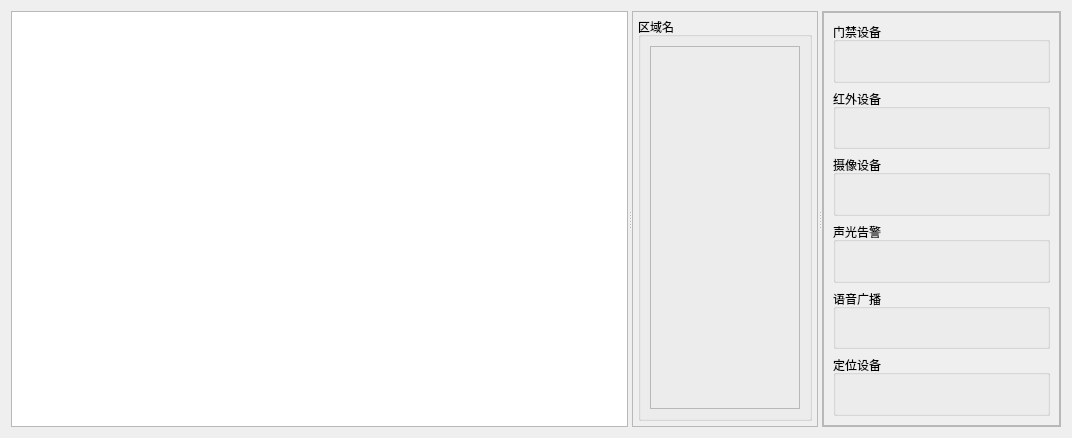
Old version of the form servicemanage.ui in the repository YongGuangLi/DeviceManage.
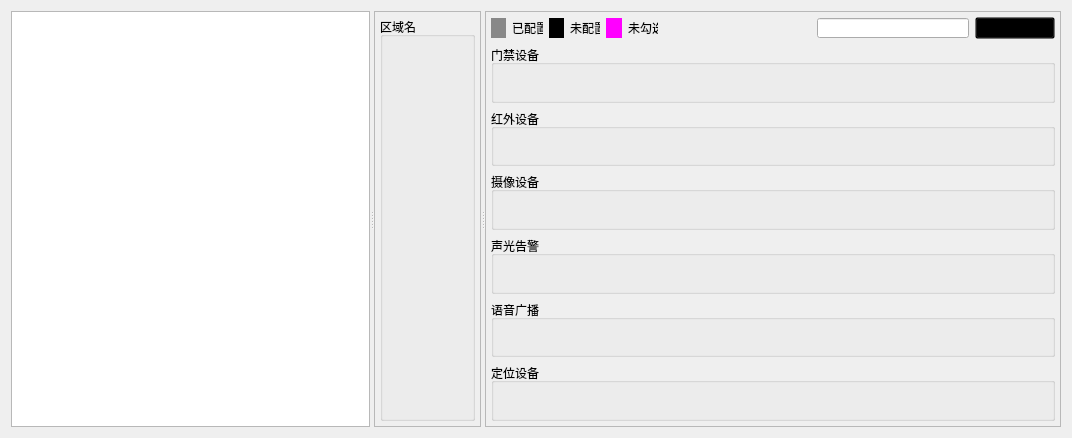
New version of the form. Icons and pictures are not drawn.

```diff
--- a/servicemanage.ui
+++ b/servicemanage.ui
@@ -22,7 +22,7 @@
   <property name="styleSheet">
    <string notr="true"/>
   </property>
-  <layout class="QGridLayout" name="gridLayout_3">
+  <layout class="QGridLayout" name="gridLayout_2">
    <item row="0" column="0">
     <widget class="QSplitter" name="splitter">
      <property name="orientation">
@@ -48,7 +48,7 @@
         <rect>
          <x>0</x>
          <y>0</y>
-         <width>173</width>
+         <width>106</width>
          <height>418</height>
         </rect>
        </property>
@@ -61,22 +61,6 @@
           <property name="title">
            <string>区域名</string>
           </property>
-          <layout class="QGridLayout" name="gridLayout">
-           <item row="0" column="0">
-            <widget class="QFrame" name="frame_Area">
-             <property name="styleSheet">
-              <string notr="true"/>
-             </property>
-             <property name="frameShape">
-              <enum>QFrame::StyledPanel</enum>
-             </property>
-             <property name="frameShadow">
-              <enum>QFrame::Raised</enum>
-             </property>
-             <layout class="QGridLayout" name="gridLayout_Area"/>
-            </widget>
-           </item>
-          </layout>
          </widget>
         </item>
        </layout>
@@ -91,28 +75,41 @@
         <rect>
          <x>0</x>
          <y>0</y>
-         <width>228</width>
+         <width>542</width>
          <height>418</height>
         </rect>
        </property>
-       <layout class="QGridLayout" name="gridLayout_2">
+       <layout class="QGridLayout" name="gridLayout">
         <property name="margin">
-         <number>0</number>
+         <number>5</number>
         </property>
-        <item row="0" column="0">
-         <widget class="QFrame" name="frame_Device">
-          <property name="frameShape">
-           <enum>QFrame::StyledPanel</enum>
+        <item row="9" column="0">
+         <widget class="QGroupBox" name="groupBox_Location">
+          <property name="sizePolicy">
+           <sizepolicy hsizetype="Expanding" vsizetype="Expanding">
+            <horstretch>0</horstretch>
+            <verstretch>0</verstretch>
+           </sizepolicy>
           </property>
-          <property name="frameShadow">
-           <enum>QFrame::Raised</enum>
+          <property name="minimumSize">
+           <size>
+            <width>0</width>
+            <height>0</height>
+           </size>
           </property>
-          <layout class="QGridLayout" name="gridLayout_4">
-           <property name="verticalSpacing">
-            <number>6</number>
-           </property>
-           <item row="0" column="0">
-            <widget class="QGroupBox" name="groupBox_Door">
+          <property name="title">
+           <string>定位设备</string>
+          </property>
+         </widget>
+        </item>
+        <item row="5" column="0">
+         <widget class="QGroupBox" name="groupBox_IpSound">
+          <property name="sizePolicy">
+           <sizepolicy hsizetype="Expanding" vsizetype="Expanding">
+            <horstretch>0</horstretch>
+            <verstretch>0</verstretch>
+           </sizepolicy>
+          </property>
              <property name="minimumSize">
               <size>
                <width>0</width>
@@ -120,12 +117,18 @@
               </size>
              </property>
              <property name="title">
-              <string>门禁设备</string>
+           <string>语音广播</string>
              </property>
             </widget>
            </item>
-           <item row="1" column="0">
+        <item row="2" column="0">
             <widget class="QGroupBox" name="groupBox_Infrared">
+          <property name="sizePolicy">
+           <sizepolicy hsizetype="Expanding" vsizetype="Expanding">
+            <horstretch>0</horstretch>
+            <verstretch>0</verstretch>
+           </sizepolicy>
+          </property>
              <property name="minimumSize">
               <size>
                <width>0</width>
@@ -137,8 +140,226 @@
              </property>
             </widget>
            </item>
-           <item row="2" column="0">
-            <widget class="QGroupBox" name="groupBox_Camera">
+        <item row="0" column="0">
+         <layout class="QHBoxLayout" name="horizontalLayout" stretch="1,2,1,2,1,2,10,10,1">
+          <item>
+           <widget class="QLabel" name="label">
+            <property name="sizePolicy">
+             <sizepolicy hsizetype="Expanding" vsizetype="Expanding">
+              <horstretch>0</horstretch>
+              <verstretch>0</verstretch>
+             </sizepolicy>
+            </property>
+            <property name="minimumSize">
+             <size>
+              <width>1</width>
+              <height>1</height>
+             </size>
+            </property>
+            <property name="maximumSize">
+             <size>
+              <width>16777215</width>
+              <height>20</height>
+             </size>
+            </property>
+            <property name="styleSheet">
+             <string notr="true">background-color: rgb(136, 136, 136);</string>
+            </property>
+            <property name="text">
+             <string/>
+            </property>
+           </widget>
+          </item>
+          <item>
+           <widget class="QLabel" name="label_2">
+            <property name="sizePolicy">
+             <sizepolicy hsizetype="Expanding" vsizetype="Expanding">
+              <horstretch>0</horstretch>
+              <verstretch>0</verstretch>
+             </sizepolicy>
+            </property>
+            <property name="minimumSize">
+             <size>
+              <width>1</width>
+              <height>1</height>
+             </size>
+            </property>
+            <property name="maximumSize">
+             <size>
+              <width>16777215</width>
+              <height>20</height>
+             </size>
+            </property>
+            <property name="text">
+             <string>已配置</string>
+            </property>
+            <property name="alignment">
+             <set>Qt::AlignLeading|Qt::AlignLeft|Qt::AlignVCenter</set>
+            </property>
+           </widget>
+          </item>
+          <item>
+           <widget class="QLabel" name="label_4">
+            <property name="sizePolicy">
+             <sizepolicy hsizetype="Expanding" vsizetype="Expanding">
+              <horstretch>0</horstretch>
+              <verstretch>0</verstretch>
+             </sizepolicy>
+            </property>
+            <property name="minimumSize">
+             <size>
+              <width>1</width>
+              <height>1</height>
+             </size>
+            </property>
+            <property name="maximumSize">
+             <size>
+              <width>16777215</width>
+              <height>20</height>
+             </size>
+            </property>
+            <property name="styleSheet">
+             <string notr="true">background-color: rgb(0, 0, 0)</string>
+            </property>
+            <property name="text">
+             <string/>
+            </property>
+           </widget>
+          </item>
+          <item>
+           <widget class="QLabel" name="label_3">
+            <property name="sizePolicy">
+             <sizepolicy hsizetype="Expanding" vsizetype="Expanding">
+              <horstretch>0</horstretch>
+              <verstretch>0</verstretch>
+             </sizepolicy>
+            </property>
+            <property name="minimumSize">
+             <size>
+              <width>1</width>
+              <height>1</height>
+             </size>
+            </property>
+            <property name="maximumSize">
+             <size>
+              <width>16777215</width>
+              <height>20</height>
+             </size>
+            </property>
+            <property name="text">
+             <string>未配置</string>
+            </property>
+            <property name="alignment">
+             <set>Qt::AlignLeading|Qt::AlignLeft|Qt::AlignVCenter</set>
+            </property>
+           </widget>
+          </item>
+          <item>
+           <widget class="QLabel" name="label_5">
+            <property name="sizePolicy">
+             <sizepolicy hsizetype="Expanding" vsizetype="Expanding">
+              <horstretch>0</horstretch>
+              <verstretch>0</verstretch>
+             </sizepolicy>
+            </property>
+            <property name="maximumSize">
+             <size>
+              <width>16777215</width>
+              <height>20</height>
+             </size>
+            </property>
+            <property name="styleSheet">
+             <string notr="true">background-color: rgb(255, 0, 255);</string>
+            </property>
+            <property name="text">
+             <string/>
+            </property>
+           </widget>
+          </item>
+          <item>
+           <widget class="QLabel" name="label_6">
+            <property name="sizePolicy">
+             <sizepolicy hsizetype="Expanding" vsizetype="Expanding">
+              <horstretch>0</horstretch>
+              <verstretch>0</verstretch>
+             </sizepolicy>
+            </property>
+            <property name="minimumSize">
+             <size>
+              <width>1</width>
+              <height>1</height>
+             </size>
+            </property>
+            <property name="maximumSize">
+             <size>
+              <width>16777215</width>
+              <height>20</height>
+             </size>
+            </property>
+            <property name="text">
+             <string>未勾选</string>
+            </property>
+            <property name="alignment">
+             <set>Qt::AlignLeading|Qt::AlignLeft|Qt::AlignVCenter</set>
+            </property>
+           </widget>
+          </item>
+          <item>
+           <spacer name="horizontalSpacer">
+            <property name="orientation">
+             <enum>Qt::Horizontal</enum>
+            </property>
+            <property name="sizeHint" stdset="0">
+             <size>
+              <width>40</width>
+              <height>20</height>
+             </size>
+            </property>
+           </spacer>
+          </item>
+          <item>
+           <widget class="QLineEdit" name="lineEdit_Serach">
+            <property name="sizePolicy">
+             <sizepolicy hsizetype="Expanding" vsizetype="Expanding">
+              <horstretch>0</horstretch>
+              <verstretch>0</verstretch>
+             </sizepolicy>
+            </property>
+            <property name="minimumSize">
+             <size>
+              <width>1</width>
+              <height>1</height>
+             </size>
+            </property>
+            <property name="maximumSize">
+             <size>
+              <width>16777215</width>
+              <height>20</height>
+             </size>
+            </property>
+           </widget>
+          </item>
+          <item>
+           <widget class="QPushButton" name="pushButton">
+            <property name="styleSheet">
+             <string notr="true">border-image: url(:/images/search.png);
+ background: transparent;</string>
+            </property>
+            <property name="text">
+             <string> </string>
+            </property>
+           </widget>
+          </item>
+         </layout>
+        </item>
+        <item row="1" column="0">
+         <widget class="QGroupBox" name="groupBox_Door">
+          <property name="sizePolicy">
+           <sizepolicy hsizetype="Expanding" vsizetype="Expanding">
+            <horstretch>0</horstretch>
+            <verstretch>0</verstretch>
+           </sizepolicy>
+          </property>
              <property name="minimumSize">
               <size>
                <width>0</width>
@@ -146,12 +367,18 @@
               </size>
              </property>
              <property name="title">
-              <string>摄像设备</string>
+           <string>门禁设备</string>
              </property>
             </widget>
            </item>
-           <item row="3" column="0">
+        <item row="4" column="0">
             <widget class="QGroupBox" name="groupBox_AlarmLamp">
+          <property name="sizePolicy">
+           <sizepolicy hsizetype="Expanding" vsizetype="Expanding">
+            <horstretch>0</horstretch>
+            <verstretch>0</verstretch>
+           </sizepolicy>
+          </property>
              <property name="minimumSize">
               <size>
                <width>0</width>
@@ -163,21 +390,14 @@
              </property>
             </widget>
            </item>
-           <item row="4" column="0">
-            <widget class="QGroupBox" name="groupBox_IpSound">
-             <property name="minimumSize">
-              <size>
-               <width>0</width>
-               <height>0</height>
-              </size>
-             </property>
-             <property name="title">
-              <string>语音广播</string>
-             </property>
-            </widget>
-           </item>
-           <item row="5" column="0">
-            <widget class="QGroupBox" name="groupBox_Location">
+        <item row="3" column="0">
+         <widget class="QGroupBox" name="groupBox_Camera">
+          <property name="sizePolicy">
+           <sizepolicy hsizetype="Expanding" vsizetype="Expanding">
+            <horstretch>0</horstretch>
+            <verstretch>0</verstretch>
+           </sizepolicy>
+          </property>
              <property name="minimumSize">
               <size>
                <width>0</width>
@@ -185,11 +405,8 @@
               </size>
              </property>
              <property name="title">
-              <string>定位设备</string>
-             </property>
-            </widget>
-           </item>
-          </layout>
+           <string>摄像设备</string>
+          </property>
          </widget>
         </item>
        </layout>
```
Left out of the diff: 2 changed lines with no effect on the pictures. Lines whose indentation alone changed are shown as unchanged.
